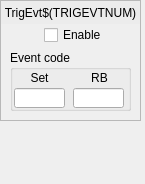
paulscherrerinstitute/mrfioc2, file evgMrmApp/opi/EVG/G_EVG_trigEvt.ui: the form before one commit.
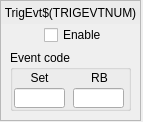
The form after the commit. Custom widgets are drawn as their Qt base class.

The edit to the form file:
```diff
--- a/evgMrmApp/opi/EVG/G_EVG_trigEvt.ui
+++ b/evgMrmApp/opi/EVG/G_EVG_trigEvt.ui
@@ -6,8 +6,8 @@
    <rect>
     <x>0</x>
     <y>0</y>
-    <width>145</width>
-    <height>184</height>
+    <width>143</width>
+    <height>122</height>
    </rect>
   </property>
   <property name="windowTitle">
```
